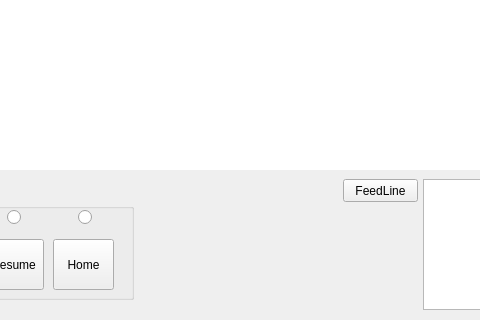
Above: Qsim/simu_cncdriver/simu_cncdriver/mainw.ui from nagyizee/MyCNC_main_unit before the change; both pictures show x 117 to 597 and y 291 to 611 of the 1482 by 611 pixel window. Below: the same form after it.
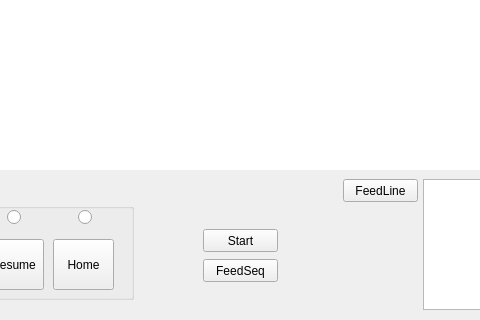
That is the form after the change.

Diff of the .ui file:
```diff
--- a/Qsim/simu_cncdriver/simu_cncdriver/mainw.ui
+++ b/Qsim/simu_cncdriver/simu_cncdriver/mainw.ui
@@ -768,6 +768,32 @@
      <enum>Qt::Vertical</enum>
     </property>
    </widget>
+   <widget class="QPushButton" name="pb_start">
+    <property name="geometry">
+     <rect>
+      <x>320</x>
+      <y>520</y>
+      <width>75</width>
+      <height>23</height>
+     </rect>
+    </property>
+    <property name="text">
+     <string>Start</string>
+    </property>
+   </widget>
+   <widget class="QPushButton" name="pb_feedSeq">
+    <property name="geometry">
+     <rect>
+      <x>320</x>
+      <y>550</y>
+      <width>75</width>
+      <height>23</height>
+     </rect>
+    </property>
+    <property name="text">
+     <string>FeedSeq</string>
+    </property>
+   </widget>
   </widget>
  </widget>
  <layoutdefault spacing="6" margin="11"/>
```
